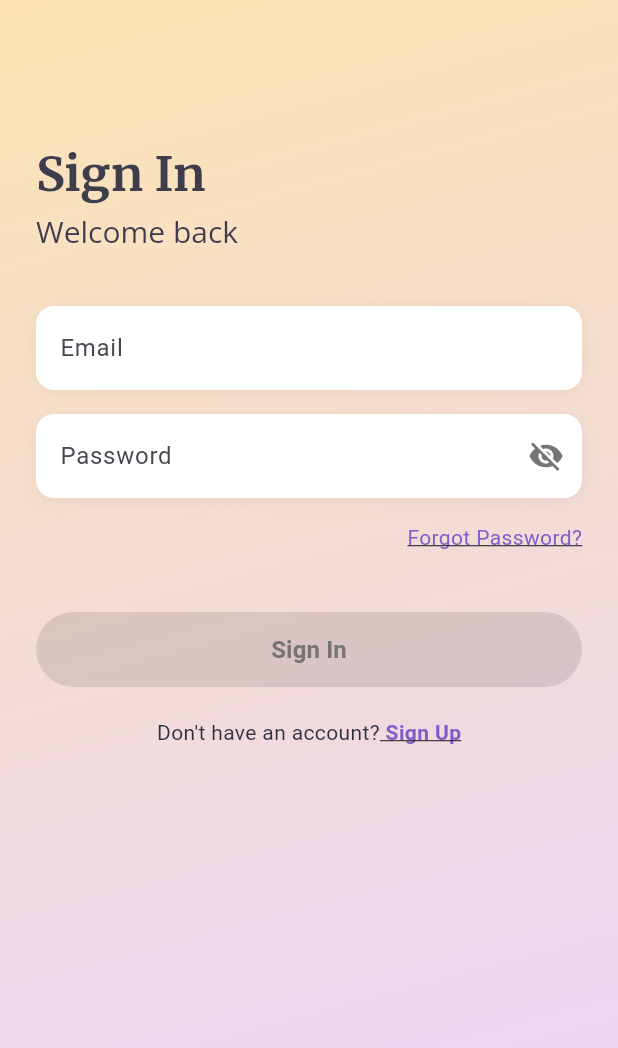
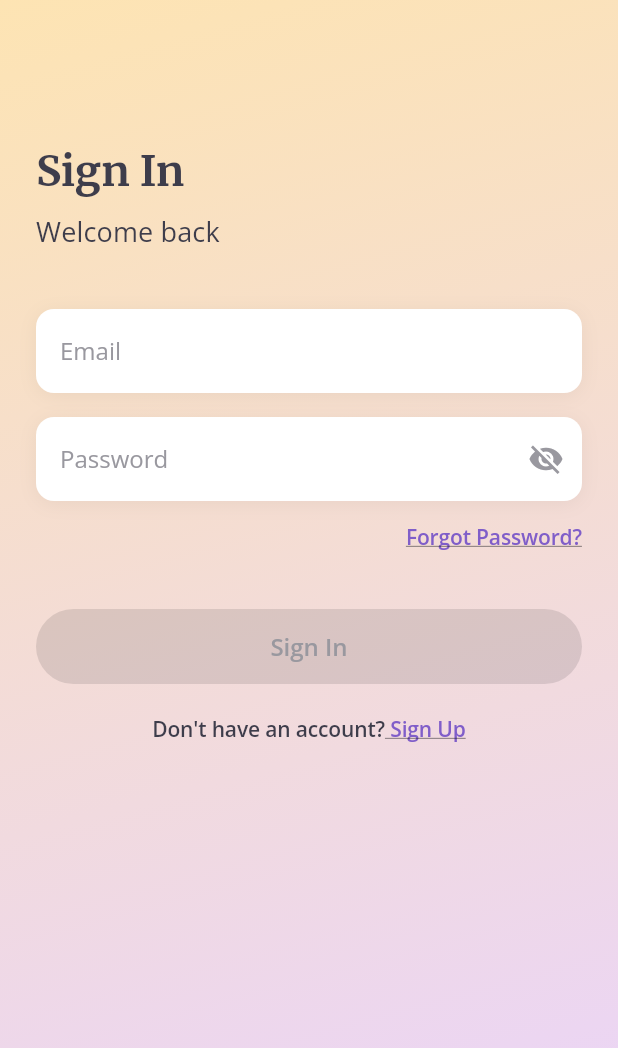
Before and after one commit to cazfoxx/foxx-health-mobile, a Flutter app: the LoginScreen screen opened directly, on a phone screen of 412 x 824 dp. Shown: the top 1048 px of the screen. Run offline on Flutter 3.47's test engine with Material 3 defaults, Android fonts, the phone set to English and light mode, and no system bars; our stand-ins replace app_links, awesome_snackbar_content, calendar_date_picker2, dio, equatable, firebase_analytics and 14 more; missing offline and left inert: liquid_glass_renderer; accounts and stored records are empty; network calls fail.

Commit message:
homescreen update - not final

```diff
--- a/lib/features/presentation/screens/appointment/view/appointment_companion_screen.dart
+++ b/lib/features/presentation/screens/appointment/view/appointment_companion_screen.dart
@@ -1,3 +1,4 @@
+// Updated by Joy — homescreen update - not final
 import 'package:flutter/material.dart';
 import 'package:foxxhealth/features/presentation/screens/background/foxxbackground.dart';
 import 'package:foxxhealth/features/presentation/theme/app_colors.dart';
@@ -1897,7 +1898,7 @@ class _AppointmentCompanionScreenState extends State<AppointmentCompanionScreen>
             Text(
               'More like this',
               style: AppOSTextStyles.osMd.copyWith(
-                color: AppColors.buttonTextTertiary,
+                color: AppColors.buttonTextOutline,
                 fontWeight: FontWeight.w500,
               ),
             ),
@@ -1943,7 +1944,7 @@ class _AppointmentCompanionScreenState extends State<AppointmentCompanionScreen>
                     border: InputBorder.none,
                     hintStyle: AppOSTextStyles.osMd.copyWith(color: AppColors.gray400),
                   ),
-                  style: AppOSTextStyles.osMd.copyWith(color: AppColors.buttonTextTertiary),
+                  style: AppOSTextStyles.osMd.copyWith(color: AppColors.buttonTextOutline),
                   onSubmitted: (question) {
                     if (question.trim().isNotEmpty) {
                       _addCustomQuestion(sectionKey, question.trim());
--- a/lib/features/presentation/screens/feedback/feedback_input_screen.dart
+++ b/lib/features/presentation/screens/feedback/feedback_input_screen.dart
@@ -1,3 +1,4 @@
+// Updated by Joy — homescreen update - not final
 import 'package:flutter/material.dart';
 import 'package:foxxhealth/features/presentation/screens/background/foxxbackground.dart';
 import 'package:foxxhealth/features/presentation/theme/app_colors.dart';
@@ -172,13 +173,13 @@ class _FeedbackInputScreenState extends State<FeedbackInputScreen> {
                             decoration: InputDecoration(
                               hintText: 'Share your thoughts here...',
                               hintStyle: AppTextStyles.bodyOpenSans.copyWith(
-                                color: AppColors.textInputPlaceholder,
+                                color: AppColors.inputTextPlaceholder,
                               ),
                               border: InputBorder.none,
                               contentPadding: const EdgeInsets.all(20),
                             ),
                             style: AppTextStyles.bodyOpenSans.copyWith(
-                              color: AppColors.primary01,
+                              color: AppColors.textPrimary,
                             ),
                           ),
                         ),
--- a/lib/features/presentation/screens/loginScreen/login_screen.dart
+++ b/lib/features/presentation/screens/loginScreen/login_screen.dart
@@ -1,4 +1,5 @@
 import 'package:flutter/gestures.dart';
+// Updated by Joy — homescreen update - not final
 import 'package:flutter/material.dart';
 import 'package:foxxhealth/core/components/privacy_policy_bottom_sheet.dart';
 import 'package:foxxhealth/features/presentation/screens/profile/terms_of_use_screen.dart';
@@ -131,7 +132,7 @@ class _LoginScreenState extends State<LoginScreen> {
       leading: !showBackButton
           ? const SizedBox()
           : IconButton(
-              icon: const Icon(Icons.arrow_back, color: Color(0xFF2D3142)),
+              icon: Icon(Icons.arrow_back, color: AppColors.textPrimary),
               onPressed: () => Navigator.pop(context),
             ),
       backgroundColor: Colors.transparent,
@@ -154,13 +155,13 @@ class _LoginScreenState extends State<LoginScreen> {
         children: [
           Text(
             widget.isSign ? 'Sign In' : 'Create your account',
-            style: AppHeadingTextStyles.h2.copyWith(color: AppColors.primary01),
+            style: AppTypography.h2,
           ),
           if (widget.isSign) ...[
             SizedBox(height: 8),
             Text(
            'Welcome back',
-            style:AppOSTextStyles.osLg.copyWith(color: AppColors.primary01),
+            style: AppTypography.bodyLg.copyWith(fontWeight: AppTypography.regular),
           ),
           ],
           const SizedBox(height: 8),
@@ -170,7 +171,7 @@ class _LoginScreenState extends State<LoginScreen> {
              Text(
               'Your health details are always protected. Logging in simply unlocks your private account.',
               textAlign: TextAlign.start,
-              style: AppOSTextStyles.osLg.copyWith(color: AppColors.primary01),
+              style: AppTypography.bodyLg.copyWith(fontWeight: AppTypography.regular),
             ),
           ],
         ],
@@ -186,11 +187,11 @@ class _LoginScreenState extends State<LoginScreen> {
           // Email Field
           Container(
             decoration: BoxDecoration(
-              color: Colors.white,
+              color: AppColors.surface01,
               borderRadius: BorderRadius.circular(12),
               boxShadow: [
                 BoxShadow(
-                  color: Colors.black.withOpacity(0.05),
+                  color: AppColors.overlayLight,
                   blurRadius: 10,
                   offset: const Offset(0, 2),
                 ),
@@ -213,10 +214,13 @@ class _LoginScreenState extends State<LoginScreen> {
                 _formKey.currentState?.validate();
                 _updateButtonState();
               },
-              decoration: const InputDecoration(
+              style: AppTypography.bodyMd.copyWith(fontWeight: AppTypography.regular),
+              decoration: InputDecoration(
                 hintText: 'Email',
+                hintStyle: AppTypography.bodyMd.copyWith(fontWeight: AppTypography.regular, color: AppColors.textInputPlaceholder),
+                errorStyle: AppTypography.labelXsSemibold.copyWith(color: AppColors.red),
                 border: InputBorder.none,
-                contentPadding: EdgeInsets.symmetric(horizontal: 16, vertical: 16),
+                contentPadding: const EdgeInsets.symmetric(horizontal: 16, vertical: 16),
               ),
             ),
           ),
@@ -226,11 +230,11 @@ class _LoginScreenState extends State<LoginScreen> {
           // Password Field
           Container(
             decoration: BoxDecoration(
-              color: Colors.white,
+              color: AppColors.surface01,
               borderRadius: BorderRadius.circular(12),
               boxShadow: [
                 BoxShadow(
-                  color: Colors.black.withOpacity(0.05),
+                  color: AppColors.overlayLight,
                   blurRadius: 10,
                   offset: const Offset(0, 2),
                 ),
@@ -257,14 +261,17 @@ class _LoginScreenState extends State<LoginScreen> {
                 _formKey.currentState?.validate();
                 _updateButtonState();
               },
+              style: AppTypography.bodyMd.copyWith(fontWeight: AppTypography.regular),
               decoration: InputDecoration(
                 hintText: 'Password',
+                hintStyle: AppTypography.bodyMd.copyWith(fontWeight: AppTypography.regular, color: AppColors.textInputPlaceholder),
+                errorStyle: AppTypography.labelXsSemibold.copyWith(color: AppColors.red),
                 border: InputBorder.none,
                 contentPadding: const EdgeInsets.symmetric(horizontal: 16, vertical: 16),
                 suffixIcon: IconButton(
                   icon: Icon(
                     _obscurePassword ? Icons.visibility_off : Icons.visibility,
-                    color: Colors.grey[600],
+                    color: AppColors.gray600,
                   ),
                   onPressed: () {
                     setState(() {
@@ -283,18 +290,16 @@ class _LoginScreenState extends State<LoginScreen> {
               width: double.infinity,
               padding: const EdgeInsets.all(16),
               decoration: BoxDecoration(
-                color: const Color(0xFFF1EFF7),
+                color: AppColors.onSurfaceSubtle,
                 borderRadius: BorderRadius.circular(12),
               ),
               child: Column(
                 crossAxisAlignment: CrossAxisAlignment.start,
                 children: [
-                  const Text(
+                  Text(
                     'Password must be:',
-                    style: TextStyle(
-                      fontSize: 14,
-                      fontWeight: FontWeight.w600,
-                      color: Color(0xFF2D3142),
+                    style: AppTypography.labelSmSemibold.copyWith(
+                      color: AppColors.textPrimary,
                     ),
                   ),
                   const SizedBox(height: 8),
@@ -320,12 +325,10 @@ class _LoginScreenState extends State<LoginScreen> {
                     ),
                   );
                 },
-                child: const Text(
+                child: Text(
                   'Forgot Password?',
-                  style: TextStyle(
+                  style: AppTypography.labelSmLink.copyWith(
                     color: AppColors.amethystViolet,
-                    decoration: TextDecoration.underline,
-                    fontSize: 14,
                   ),
                 ),
               ),
@@ -350,10 +353,7 @@ class _LoginScreenState extends State<LoginScreen> {
                 Expanded(
                   child: RichText(
                     text: TextSpan(
-                      style: const TextStyle(
-                        fontSize: 14,
-                        color: Color(0xFF2D3142),
-                      ),
+                      style: AppTypography.bodySmSemibold,
                       children: [
                         const TextSpan(text: 'I agree to '),
                         TextSpan(
@@ -362,9 +362,8 @@ class _LoginScreenState extends State<LoginScreen> {
                               PrivacyPolicyBottomSheet.show(context);
                             },
                           text: 'Privacy Policy',
-                          style: const TextStyle(
+                          style: AppTypography.labelSmLink.copyWith(
                             color: AppColors.amethystViolet,
-                            decoration: TextDecoration.underline,
                           ),
                         ),
                         const TextSpan(text: ' and '),
@@ -378,9 +377,8 @@ class _LoginScreenState extends State<LoginScreen> {
                               );
                             },
                           text: 'Terms and Conditions',
-                          style: const TextStyle(
+                          style: AppTypography.labelSmLink.copyWith(
                             color: AppColors.amethystViolet,
-                            decoration: TextDecoration.underline,
                           ),
                         ),
                       ],
@@ -401,12 +399,9 @@ class _LoginScreenState extends State<LoginScreen> {
                   },
                   activeColor: AppColors.amethystViolet,
                 ),
-                const Text(
+                Text(
                   'I am 16 years or older',
-                  style: TextStyle(
-                    fontSize: 14,
-                    color: Color(0xFF2D3142),
-                  ),
+                  style: AppTypography.bodySmSemibold,
                 ),
               ],
             ),
@@ -446,8 +441,13 @@ class _LoginScreenState extends State<LoginScreen> {
           } else if (state is LoginError) {
             ScaffoldMessenger.of(context).showSnackBar(
               SnackBar(
-              content: Text(state.message),
-              backgroundColor: Colors.red,
+                content: Text(
+                  state.message,
+                  style: AppTypography.bodySmSemibold.copyWith(
+              color: AppColors.buttonTextPrimary,
+                  ),
+                ),
+                backgroundColor: AppColors.red,
               ),
             );
           }
@@ -483,20 +483,18 @@ class _LoginScreenState extends State<LoginScreen> {
                   }
                 : null,
               style: ElevatedButton.styleFrom(
-              backgroundColor: _isButtonEnabled ? AppColors.amethystViolet : Colors.grey[300],
+              backgroundColor: _isButtonEnabled ? AppColors.amethystViolet : AppColors.gray300,
               elevation: 0,
               shape: RoundedRectangleBorder(
                 borderRadius: BorderRadius.circular(25),
               ),
             ),
             child: state is LoginLoading
-                ? const CircularProgressIndicator(color: Colors.white)
+                  ? const CircularProgressIndicator(color: AppColors.buttonTextPrimary)
                 : Text(
                     widget.isSign ? 'Sign In' : 'Create An Account',
-                    style: TextStyle(
-                      color: _isButtonEnabled ? Colors.white : Colors.grey[600],
-                      fontSize: 16,
-                      fontWeight: FontWeight.w600,
+                    style: AppTypography.labelMdSemibold.copyWith(
+              color: _isButtonEnabled ? AppColors.buttonTextPrimary : AppColors.gray600,
                     ),
                   ),
           ),
@@ -517,18 +515,12 @@ class _LoginScreenState extends State<LoginScreen> {
         children: [
           Text(
             widget.isSign ? "Don't have an account?" : 'Already have an account?',
-            style: const TextStyle(
-              fontSize: 14,
-              color: Color(0xFF2D3142),
-            ),
+            style: AppTypography.bodySmSemibold,
           ),
           Text(
             widget.isSign ? ' Sign Up' : ' Sign In',
-            style: const TextStyle(
-              decoration: TextDecoration.underline,
+            style: AppTypography.labelSmLink.copyWith(
               color: AppColors.amethystViolet,
-              fontSize: 14,
-              fontWeight: FontWeight.w600,
             ),
           ),
         ],
@@ -543,16 +535,15 @@ class _LoginScreenState extends State<LoginScreen> {
         children: [
           Icon(
             isMet ? Icons.check_circle : Icons.circle_outlined,
-            color: isMet ? Colors.green : const Color(0xFF2D3142),
+            color: isMet ? AppColors.insightMintGreen : AppColors.textPrimary,
             size: 16,
           ),
           const SizedBox(width: 8),
           Expanded(
             child: Text(
               rule,
-              style: TextStyle(
-                fontSize: 12,
-                color: isMet ? Colors.green : const Color(0xFF2D3142),
+              style: AppTypography.labelXsSemibold.copyWith(
+                color: isMet ? AppColors.insightMintGreen : AppColors.textPrimary,
               ),
             ),
           ),
```
Also changed, not shown: lib/features/presentation/screens/home_screen/revamp_home_screen.dart (+62 -47 lines), lib/features/presentation/screens/main_navigation/main_navigation_screen.dart (+46 -18 lines), pubspec.yaml (+9 -1 lines), assets/svg/home/home-create.svg (added), assets/svg/home/home-health-profile.svg (added), assets/svg/home/home-health-tracker.svg (added), assets/svg/main_nav_tabs/den_off.svg (added), assets/svg/main_nav_tabs/den_on.svg (added), assets/svg/main_nav_tabs/home_off.svg (added), assets/svg/main_nav_tabs/home_on.svg (added), assets/svg/main_nav_tabs/insight_off.svg (added), assets/svg/main_nav_tabs/insight_on.svg (added), assets/svg/main_nav_tabs/myprep_off.svg (added), assets/svg/main_nav_tabs/myprep_on.svg (added), 2 more files. Lines whose indentation alone changed are shown as unchanged.
